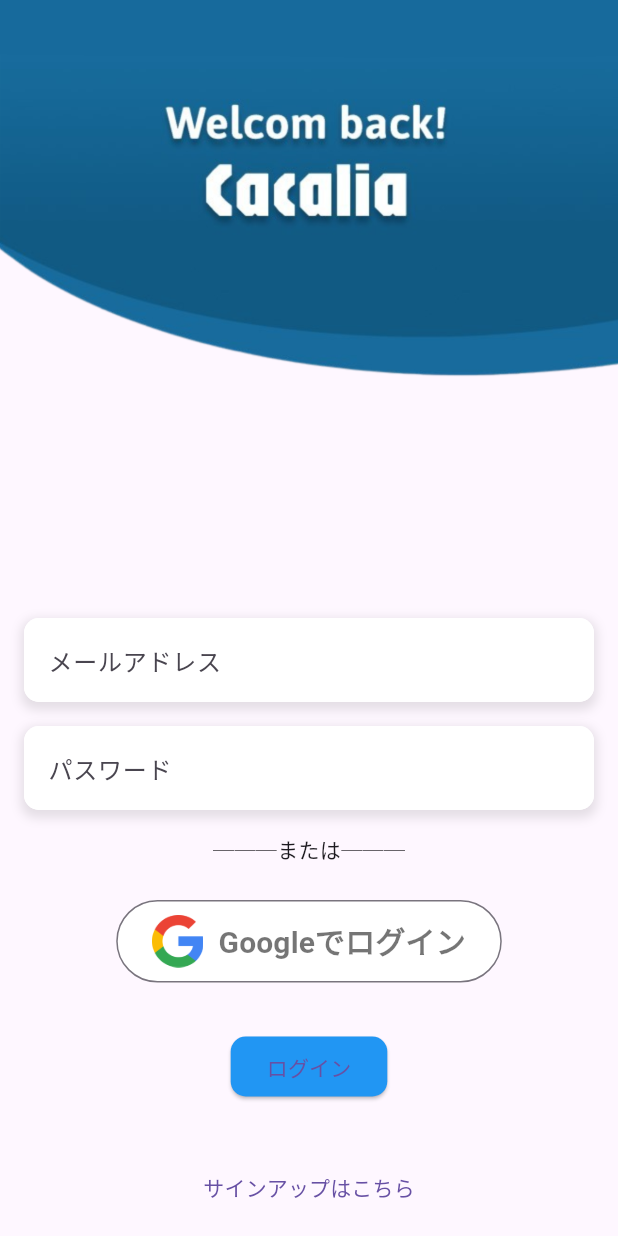
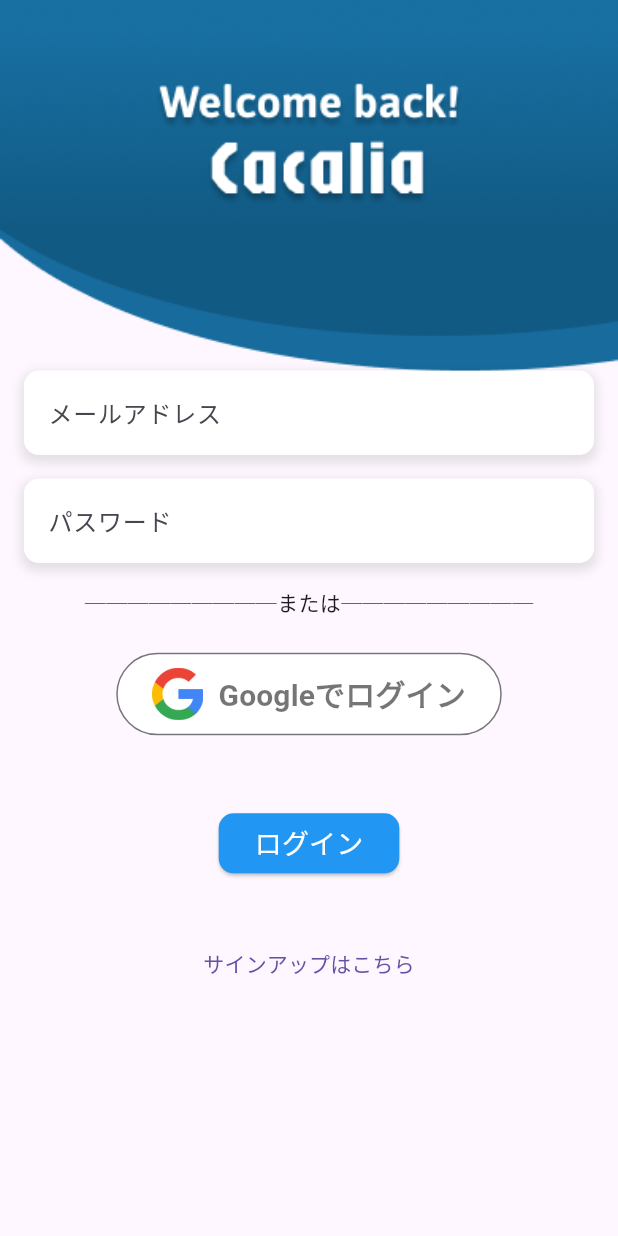
Before and after one commit to tapipipipi/Cacalia, a Flutter app: the screen it shows after launch, on a phone screen of 412 x 824 dp. Run offline on Flutter 3.47's test engine with Material 3 defaults, Android fonts, the phone set to English and light mode, and no system bars; our stand-ins replace cloud_firestore, firebase_auth, firebase_core, flutter_blue_plus, flutter_dotenv, freezed_annotation and 4 more; missing offline and left inert: ble_peripheral, shake_gesture; accounts and stored records are empty.

Commit message:
写真の変更等

```diff
--- a/lib/features/login/pages/login.dart
+++ b/lib/features/login/pages/login.dart
@@ -122,7 +122,7 @@
                   ),
                 ),
                 const SizedBox(height: 16),
-                const Text('───または───'),
+                const Text('─────────または─────────'),
                 const SizedBox(height: 24),
                 FutureBuilder(
                   future: Authentication.initializeFirebase(context: context),
@@ -133,12 +133,17 @@
                       return Text('Error initializing Firebase');
                     } else {
                       // データが取得された場合
-                      return GoogleSignInButton();
+                      return Column(
+                        mainAxisAlignment: MainAxisAlignment.center, // 中央に配置
+                        children: [
+                          GoogleSignInButton(),
+                          const SizedBox(height: 16), // Googleログインボタンの下にスペースを追加
+                        ],
+                      );
                     }
                   },
                 ),
                 const SizedBox(height: 16),
-                // ログインボタンをGoogleログインの下に移動し、デザインを変更
                 ElevatedButton(
                   onPressed: () async {
                     print(_email);
@@ -173,12 +178,18 @@
                     }
                   },
                   style: ElevatedButton.styleFrom(
-                    primary: Colors.blue, // ボタンの色を青に設定
+                    backgroundColor: Colors.blue, // ボタンの色を青に設定
                     shape: RoundedRectangleBorder(
                       borderRadius: BorderRadius.circular(10), // 角丸に設定
                     ),
                   ),
-                  child: const Text('ログイン'),
+                  child: const Text(
+                    'ログイン',
+                    style: TextStyle(
+                      color: Colors.white, // 文字色を白に設定
+                      fontSize: 18, // フォントサイズを大きく設定
+                    ),
+                  ),
                 ),
                 const SizedBox(height: 16),
                 // ElevatedButton(
```
Also changed, not shown: assets/images/CacaliaLoginHeader.png, assets/images/CacaliaSignin.png, assets/images/CreatePass.png.
